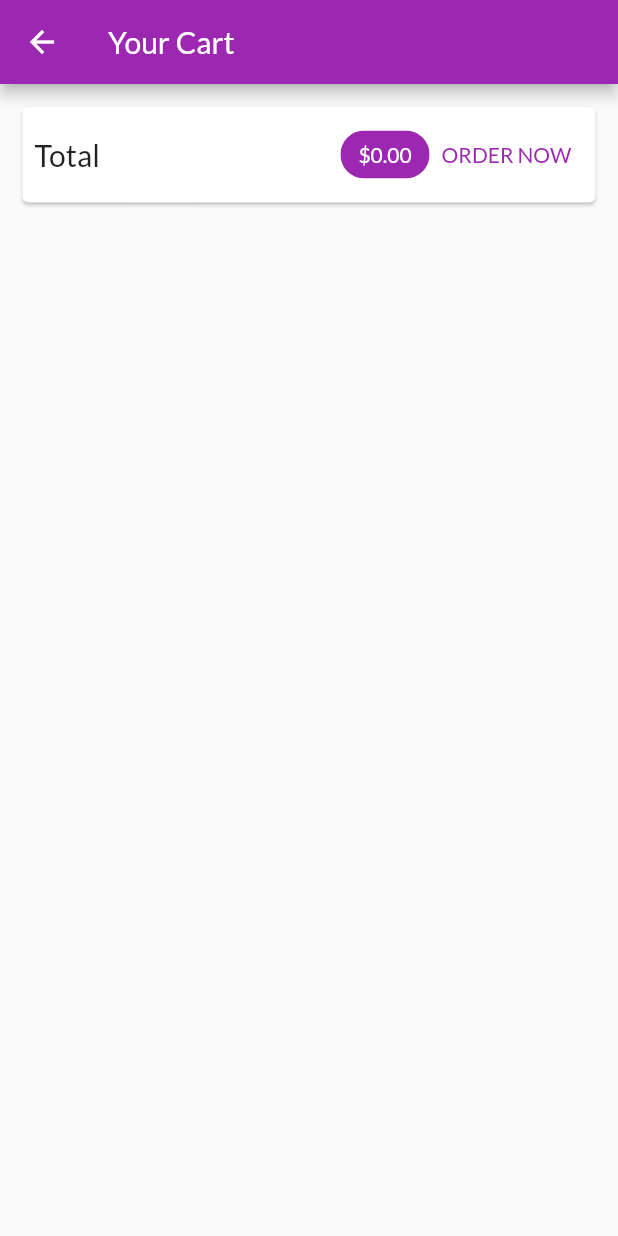
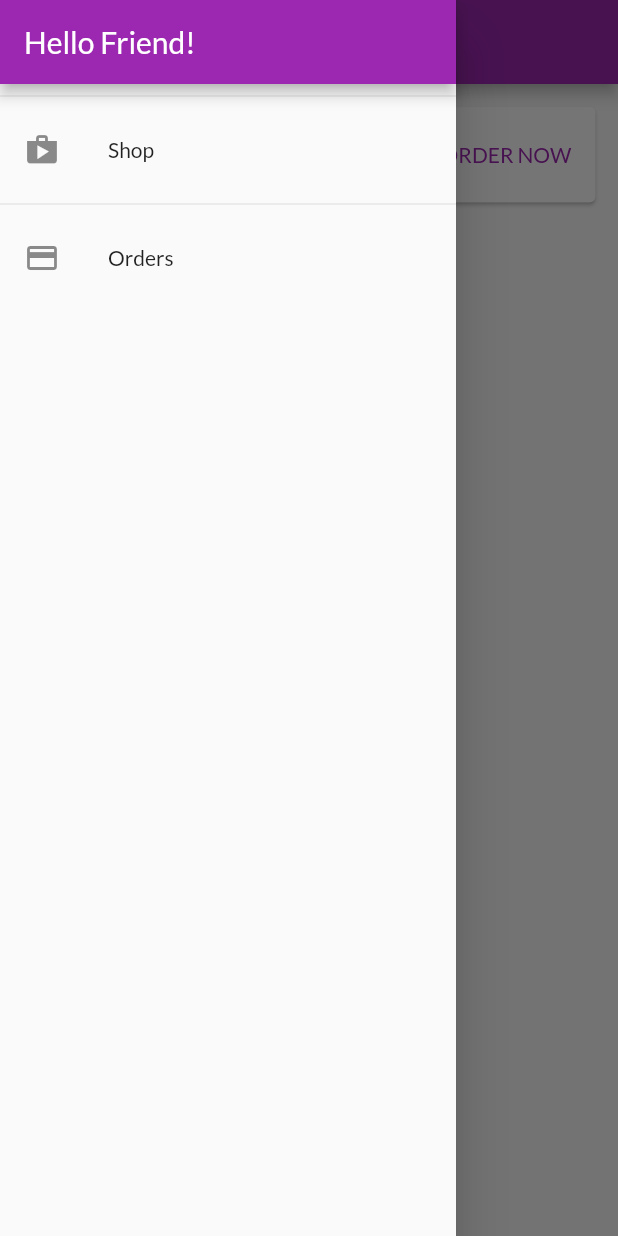
Before and after one commit to bahrie127/shop_app_flutter_udemy_courses, a Flutter app: the CartScreen screen opened by its route, with the side drawer open (before the commit the screen has no drawer), on a phone screen of 412 x 824 dp. Run offline on Flutter 3.47's test engine with Material 2 defaults, Android fonts, the phone set to English and light mode, and no system bars; network calls fail.

Commit message:
Added Drawer for good navigation shop and order

```diff
--- a/lib/screens/cart_screen.dart
+++ b/lib/screens/cart_screen.dart
@@ -5,6 +5,7 @@ import '../screens/orders_screen.dart';
 import '../providers/cart.dart' show Cart;
 import '../widgets/cart_item.dart' show CartItemWidget;
 import '../providers/orders.dart' show Orders;
+import '../widgets/app_drawer.dart';
 
 class CartScreen extends StatelessWidget {
   static const routeName = '/cart';
@@ -67,6 +68,7 @@ class CartScreen extends StatelessWidget {
           ))
         ],
       ),
+      drawer: AppDrawer(),
     );
   }
 }
--- a/lib/screens/orders_screen.dart
+++ b/lib/screens/orders_screen.dart
@@ -3,6 +3,7 @@ import 'package:provider/provider.dart';
 
 import '../providers/orders.dart' show Orders;
 import '../widgets/order_item.dart';
+import '../widgets/app_drawer.dart';
 
 class OrdersScreen extends StatelessWidget {
   static const routeName = '/orders';
@@ -18,6 +19,7 @@ class OrdersScreen extends StatelessWidget {
         itemCount: orderData.orders.length,
         itemBuilder: (ctx, i) => OrderItem(orderData.orders[i]),
       ),
+      drawer: AppDrawer(),
     );
   }
 }
--- a/lib/screens/products_overview_screen.dart
+++ b/lib/screens/products_overview_screen.dart
@@ -4,6 +4,7 @@ import '../screens/cart_screen.dart';
 import '../widgets/badge.dart';
 import '../widgets/products_grid.dart';
 import '../providers/cart.dart';
+import '../widgets/app_drawer.dart';
 
 enum FilterOptions { Favorites, All }
 
@@ -59,6 +60,7 @@ class _ProductsOverviewScreenState extends State<ProductsOverviewScreen> {
         ],
       ),
       body: ProductsGrid(_showOnlyFavorites),
+      drawer: AppDrawer(),
     );
   }
 }
--- /dev/null
+++ b/lib/widgets/app_drawer.dart
@@ -0,0 +1,36 @@
+import 'package:flutter/material.dart';
+
+import '../screens/orders_screen.dart';
+
+class AppDrawer extends StatelessWidget {
+  @override
+  Widget build(BuildContext context) {
+    return Drawer(
+      child: Column(
+        children: [
+          AppBar(
+            title: Text('Hello Friend!'),
+            automaticallyImplyLeading: false,
+          ),
+          Divider(),
+          ListTile(
+            title: Text('Shop'),
+            leading: Icon(Icons.shop),
+            onTap: () {
+              Navigator.of(context).pushReplacementNamed('/');
+            },
+          ),
+          Divider(),
+          ListTile(
+            leading: Icon(Icons.payment),
+            title: Text('Orders'),
+            onTap: () {
+              Navigator.of(context)
+                  .pushReplacementNamed(OrdersScreen.routeName);
+            },
+          ),
+        ],
+      ),
+    );
+  }
+}
```
